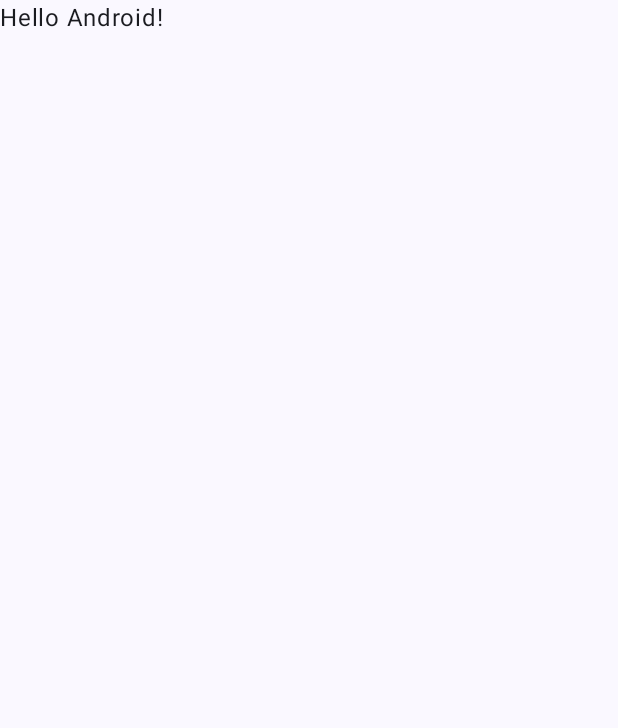
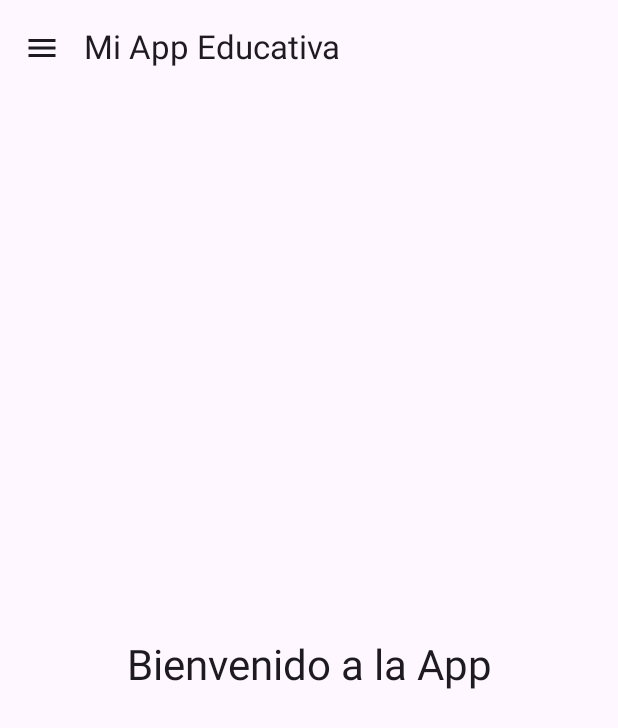
Before and after one commit to elvisjsAtlas1/AgendaC6G2Colaborativo, an Android app built with Jetpack Compose: the screen it shows after launch (MainActivity), on a phone screen of 412 x 824 dp. Before the commit the part shown is almost empty. Shown: the top 728 px of the screen. Run offline under Robolectric (Android 15) with nearby library versions, the light colour scheme and no system bars.

Commit message:
Subiendo avance en rama Depuracion

```diff
--- a/app/build.gradle.kts
+++ b/app/build.gradle.kts
@@ -49,6 +49,7 @@ dependencies {
     implementation(libs.androidx.ui.graphics)
     implementation(libs.androidx.ui.tooling.preview)
     implementation(libs.androidx.material3)
+    implementation(libs.androidx.navigation.compose)
     testImplementation(libs.junit)
     androidTestImplementation(libs.androidx.junit)
     androidTestImplementation(libs.androidx.espresso.core)
--- a/app/src/main/java/com/example/agendaencarta2004v3/MainActivity.kt
+++ b/app/src/main/java/com/example/agendaencarta2004v3/MainActivity.kt
@@ -11,37 +11,14 @@ import androidx.compose.material3.Text
 import androidx.compose.runtime.Composable
 import androidx.compose.ui.Modifier
 import androidx.compose.ui.tooling.preview.Preview
+import com.example.agendaencarta2004v3.core.navigation.AppNavigation
 import com.example.agendaencarta2004v3.ui.theme.AgendaEncarta2004V3Theme
 
 class MainActivity : ComponentActivity() {
     override fun onCreate(savedInstanceState: Bundle?) {
         super.onCreate(savedInstanceState)
-        enableEdgeToEdge()
         setContent {
-            AgendaEncarta2004V3Theme {
-                Scaffold(modifier = Modifier.fillMaxSize()) { innerPadding ->
-                    Greeting(
-                        name = "Android",
-                        modifier = Modifier.padding(innerPadding)
-                    )
-                }
-            }
+            AppNavigation()
         }
     }
 }
-
-@Composable
-fun Greeting(name: String, modifier: Modifier = Modifier) {
-    Text(
-        text = "Hello $name!",
-        modifier = modifier
-    )
-}
-
-@Preview(showBackground = true)
-@Composable
-fun GreetingPreview() {
-    AgendaEncarta2004V3Theme {
-        Greeting("Android")
-    }
-}
--- /dev/null
+++ b/app/src/main/java/com/example/agendaencarta2004v3/core/navigation/NavGraph.kt
@@ -0,0 +1,30 @@
+package com.example.agendaencarta2004v3.core.navigation
+
+import androidx.compose.material3.DrawerValue
+import androidx.compose.material3.rememberDrawerState
+import androidx.compose.runtime.Composable
+import androidx.navigation.compose.NavHost
+import androidx.navigation.compose.composable
+import androidx.navigation.compose.rememberNavController
+import com.example.agendaencarta2004v3.actividades.ui.ActividadesScreen
+import com.example.agendaencarta2004v3.agenda.ui.AgendaScreen
+import com.example.agendaencarta2004v3.biblioteca.ui.BibliotecaScreen
+import com.example.agendaencarta2004v3.core.ui.MainScaffold
+import com.example.agendaencarta2004v3.inicio.ui.InicioScreen
+import com.example.agendaencarta2004v3.resumen.ui.ResumenScreen
+
+@Composable
+fun AppNavigation() {
+    val navController = rememberNavController()
+    val drawerState = rememberDrawerState(DrawerValue.Closed)
+
+    MainScaffold(navController, drawerState) {
+        NavHost(navController, startDestination = Screen.Inicio.route) {
+            composable(Screen.Inicio.route) { InicioScreen() }
+            composable(Screen.Agenda.route) { AgendaScreen() }
+            composable(Screen.Biblioteca.route) { BibliotecaScreen() }
+            composable(Screen.Actividades.route) { ActividadesScreen() }
+            composable(Screen.Resumen.route) { ResumenScreen() }
+        }
+    }
+}
--- /dev/null
+++ b/app/src/main/java/com/example/agendaencarta2004v3/core/navigation/Screen.kt
@@ -0,0 +1,9 @@
+package com.example.agendaencarta2004v3.core.navigation
+
+sealed class Screen(val route: String, val title: String) {
+    object Inicio : Screen("inicio", "Inicio")
+    object Agenda : Screen("agenda", "Agenda")
+    object Biblioteca : Screen("biblioteca", "Biblioteca")
+    object Actividades : Screen("actividades", "Actividades")
+    object Resumen : Screen("resumen", "Resumen")
+}
--- /dev/null
+++ b/app/src/main/java/com/example/agendaencarta2004v3/core/ui/DrawerMenu.kt
@@ -0,0 +1,63 @@
+package com.example.agendaencarta2004v3.core.ui
+
+import androidx.compose.foundation.background
+import androidx.compose.foundation.layout.Column
+import androidx.compose.foundation.layout.fillMaxSize
+import androidx.compose.foundation.layout.fillMaxWidth
+import androidx.compose.foundation.layout.padding
+import androidx.compose.material3.Button
+import androidx.compose.material3.DrawerState
+import androidx.compose.material3.MaterialTheme
+import androidx.compose.material3.Text
+import androidx.compose.runtime.Composable
+import androidx.compose.runtime.rememberCoroutineScope
+import androidx.compose.ui.Modifier
+import androidx.compose.ui.graphics.Color
+import androidx.compose.ui.unit.dp
+import androidx.navigation.NavHostController
+import com.example.agendaencarta2004v3.core.navigation.Screen
+import kotlinx.coroutines.launch
+
+@Composable
+fun DrawerMenu(navController: NavHostController, drawerState: DrawerState) {
+    val scope = rememberCoroutineScope()
+
+    val screens = listOf(
+        Screen.Inicio,
+        Screen.Agenda,
+        Screen.Biblioteca,
+        Screen.Actividades,
+        Screen.Resumen
+    )
+
+    Column(
+        modifier = Modifier
+            .fillMaxSize()
+            .background(Color(0xFFE0E0E0)) // gris claro
+            .padding(8.dp)
+    ) {
+        Text(
+            text = "Menú Principal",
+            style = MaterialTheme.typography.titleMedium,
+            modifier = Modifier.padding(8.dp)
+        )
+
+        screens.forEach { screen ->
+            Button(
+                onClick = {
+                    scope.launch { drawerState.close() } // cerrar menú al seleccionar
+                    navController.navigate(screen.route) {
+                        launchSingleTop = true
+                        restoreState = true
+                        popUpTo(Screen.Inicio.route) { saveState = true }
+                    }
+                },
+                modifier = Modifier
+                    .fillMaxWidth()
+                    .padding(vertical = 4.dp)
+            ) {
+                Text(screen.title)
+            }
+        }
+    }
+}
--- /dev/null
+++ b/app/src/main/java/com/example/agendaencarta2004v3/core/ui/MainScaffold.kt
@@ -0,0 +1,53 @@
+package com.example.agendaencarta2004v3.core.ui
+
+import androidx.compose.foundation.layout.Box
+import androidx.compose.foundation.layout.padding
+import androidx.compose.material.icons.Icons
+import androidx.compose.material.icons.filled.Menu
+import androidx.compose.material3.DrawerState
+import androidx.compose.material3.ExperimentalMaterial3Api
+import androidx.compose.material3.Icon
+import androidx.compose.material3.IconButton
+import androidx.compose.material3.ModalNavigationDrawer
+import androidx.compose.material3.Scaffold
+import androidx.compose.material3.Text
+import androidx.compose.material3.TopAppBar
+import androidx.compose.runtime.Composable
+import androidx.compose.runtime.rememberCoroutineScope
+import androidx.compose.ui.Modifier
+import androidx.navigation.NavHostController
+import kotlinx.coroutines.launch
+
+@OptIn(ExperimentalMaterial3Api::class)
+@Composable
+fun MainScaffold(
+    navController: NavHostController,
+    drawerState: DrawerState,
+    content: @Composable () -> Unit
+) {
+    val scope = rememberCoroutineScope()
+
+    ModalNavigationDrawer(
+        drawerState = drawerState,
+        drawerContent = {
+            DrawerMenu(navController, drawerState)
+        }
+    ) {
+        Scaffold(
+            topBar = {
+                TopAppBar(
+                    title = { Text("Mi App Educativa") },
+                    navigationIcon = {
+                        IconButton(onClick = { scope.launch { drawerState.open() } }) {
+                            Icon(Icons.Default.Menu, contentDescription = "Abrir menú")
+                        }
+                    }
+                )
+            }
+        ) { padding ->
+            Box(modifier = Modifier.padding(padding)) {
+                content()
+            }
+        }
+    }
+}
--- /dev/null
+++ b/app/src/main/java/com/example/agendaencarta2004v3/inicio/ui/InicioScreen.kt
@@ -0,0 +1,22 @@
+package com.example.agendaencarta2004v3.inicio.ui
+
+import androidx.compose.foundation.layout.Box
+import androidx.compose.foundation.layout.fillMaxSize
+import androidx.compose.material3.MaterialTheme
+import androidx.compose.material3.Text
+import androidx.compose.runtime.Composable
+import androidx.compose.ui.Alignment
+import androidx.compose.ui.Modifier
+
+@Composable
+fun InicioScreen() {
+    Box(
+        modifier = Modifier.fillMaxSize(),
+        contentAlignment = Alignment.Center
+    ) {
+        Text(
+            text = "Bienvenido a la App",
+            style = MaterialTheme.typography.headlineMedium
+        )
+    }
+}
--- a/gradle/libs.versions.toml
+++ b/gradle/libs.versions.toml
@@ -8,6 +8,7 @@ espressoCore = "3.7.0"
 lifecycleRuntimeKtx = "2.9.2"
 activityCompose = "1.10.1"
 composeBom = "2024.09.00"
+navigationCompose = "2.9.3"
 
 [libraries]
 androidx-core-ktx = { group = "androidx.core", name = "core-ktx", version.ref = "coreKtx" }
@@ -24,6 +25,7 @@ androidx-ui-tooling-preview = { group = "androidx.compose.ui", name = "ui-toolin
 androidx-ui-test-manifest = { group = "androidx.compose.ui", name = "ui-test-manifest" }
 androidx-ui-test-junit4 = { group = "androidx.compose.ui", name = "ui-test-junit4" }
 androidx-material3 = { group = "androidx.compose.material3", name = "material3" }
+androidx-navigation-compose = { group = "androidx.navigation", name = "navigation-compose", version.ref = "navigationCompose" }
 
 [plugins]
 android-application = { id = "com.android.application", version.ref = "agp" }
```
Also changed, not shown: app/src/main/java/com/example/agendaencarta2004v3/actividades/ui/ActividadesScreen.kt (added, +25 -0 lines), app/src/main/java/com/example/agendaencarta2004v3/agenda/ui/AgendaScreen.kt (added, +27 -0 lines), app/src/main/java/com/example/agendaencarta2004v3/biblioteca/ui/BibliotecaScreen.kt (added, +26 -0 lines), app/src/main/java/com/example/agendaencarta2004v3/resumen/ui/ResumenScreen.kt (added, +21 -0 lines).
